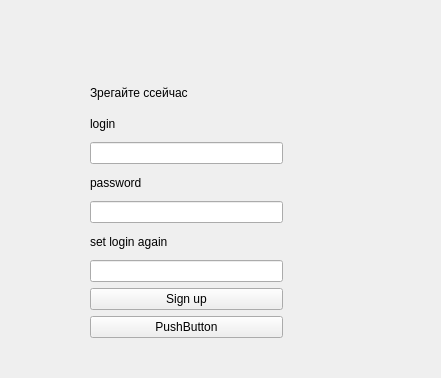
Above: clientPart/reg_window.ui from Alex9781/NeAgarIo before the change. Below: the same form after it.
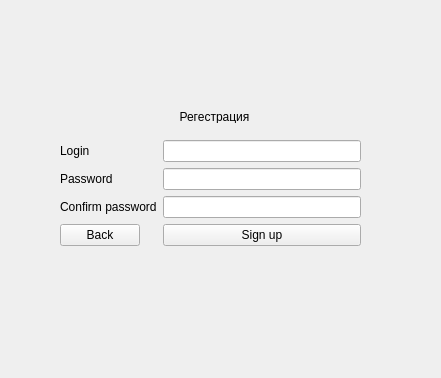
That is the form after the change.

```diff
--- a/clientPart/reg_window.ui
+++ b/clientPart/reg_window.ui
@@ -16,70 +16,83 @@
   <widget class="QWidget" name="gridLayoutWidget">
    <property name="geometry">
     <rect>
-     <x>90</x>
-     <y>80</y>
-     <width>193</width>
-     <height>258</height>
+     <x>60</x>
+     <y>140</y>
+     <width>301</width>
+     <height>111</height>
     </rect>
    </property>
-   <layout class="QGridLayout" name="gridLayout">
-    <item row="13" column="0">
-     <widget class="QPushButton" name="registerPushButton">
+   <layout class="QFormLayout" name="formLayout">
+    <item row="0" column="0">
+     <widget class="QLabel" name="label_2">
       <property name="text">
-       <string>Sign up</string>
+       <string>Login</string>
       </property>
      </widget>
     </item>
-    <item row="2" column="0">
+    <item row="0" column="1">
      <widget class="QLineEdit" name="nameLineEdit"/>
     </item>
-    <item row="5" column="0">
-     <widget class="QLabel" name="label_Name">
-      <property name="text">
-       <string>password</string>
-      </property>
-     </widget>
-    </item>
     <item row="1" column="0">
-     <widget class="QLabel" name="label_Confirm">
+     <widget class="QLabel" name="label_Name">
       <property name="text">
-       <string>login</string>
+       <string>Password</string>
       </property>
      </widget>
     </item>
-    <item row="14" column="0">
-     <widget class="QPushButton" name="back">
-      <property name="text">
-       <string>PushButton</string>
+    <item row="1" column="1">
+     <widget class="QLineEdit" name="passwordLineEdit">
+      <property name="echoMode">
+       <enum>QLineEdit::Password</enum>
       </property>
      </widget>
     </item>
-    <item row="6" column="0">
-     <widget class="QLineEdit" name="passwordLineEdit"/>
-    </item>
-    <item row="0" column="0">
-     <widget class="QLabel" name="label">
-      <property name="text">
-       <string>Зрегайте ссейчас</string>
-      </property>
-     </widget>
-    </item>
-    <item row="10" column="0">
+    <item row="2" column="0">
      <widget class="QLabel" name="label_Pass">
       <property name="text">
-       <string>set login again</string>
+       <string>Confirm password</string>
       </property>
      </widget>
     </item>
-    <item row="11" column="0">
+    <item row="2" column="1">
      <widget class="QLineEdit" name="confirmLineEdit">
       <property name="inputMask">
        <string/>
       </property>
+      <property name="echoMode">
+       <enum>QLineEdit::Password</enum>
+      </property>
+     </widget>
+    </item>
+    <item row="3" column="0">
+     <widget class="QPushButton" name="back">
+      <property name="text">
+       <string>Back</string>
+      </property>
+     </widget>
+    </item>
+    <item row="3" column="1">
+     <widget class="QPushButton" name="registerPushButton">
+      <property name="text">
+       <string>Sign up</string>
+      </property>
      </widget>
     </item>
    </layout>
   </widget>
+  <widget class="QLabel" name="label">
+   <property name="geometry">
+    <rect>
+     <x>110</x>
+     <y>110</y>
+     <width>209</width>
+     <height>13</height>
+    </rect>
+   </property>
+   <property name="text">
+    <string>&lt;html&gt;&lt;head/&gt;&lt;body&gt;&lt;p align=&quot;center&quot;&gt;Регестрация&lt;/p&gt;&lt;/body&gt;&lt;/html&gt;</string>
+   </property>
+  </widget>
  </widget>
  <resources/>
  <connections/>
```
Left out of the diff: 2 changed lines with no effect on the pictures.
